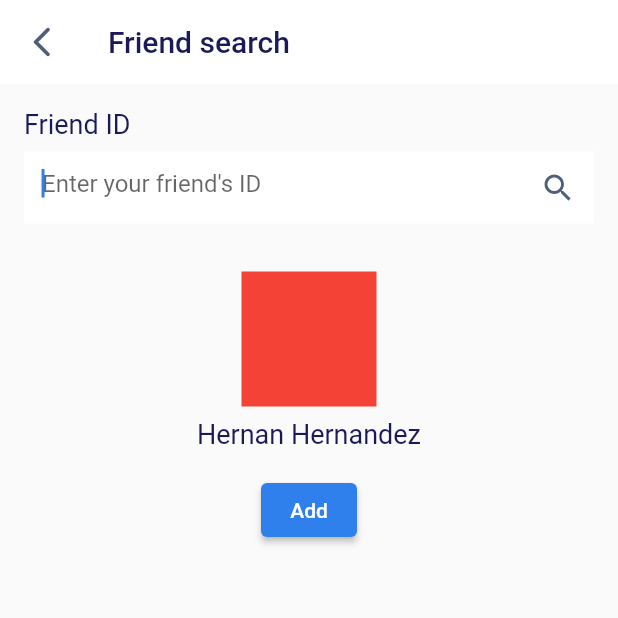
After one commit to mfshobur/chat-app, a Flutter app: the AddNewFriend screen opened directly, on a phone screen of 412 x 824 dp, the top half of it. The commit adds this screen. Run offline on Flutter 3.47's test engine with Material 2 defaults, Android fonts, the phone set to English and light mode, and no system bars; our stand-ins replace firebase_core; accounts and stored records are empty.

Commit message:
add page to add new friend

```diff
--- /dev/null
+++ b/lib/features/chat_app/presentation/pages/add_new_friend_page.dart
@@ -0,0 +1,136 @@
+import 'package:chat_app/core/theme/theme.dart';
+import 'package:flutter/material.dart';
+
+class AddNewFriend extends StatefulWidget {
+  const AddNewFriend({super.key});
+
+  @override
+  State<AddNewFriend> createState() => _AddNewFriendState();
+}
+
+class _AddNewFriendState extends State<AddNewFriend> {
+  late TextEditingController idController;
+
+  @override
+  void initState() {
+    idController = TextEditingController();
+    super.initState();
+  }
+
+  @override
+  void dispose() {
+    idController.dispose();
+    super.dispose();
+  }
+
+  @override
+  Widget build(BuildContext context) {
+    final color = Theme.of(context).colorScheme;
+    return Scaffold(
+      appBar: AppBar(
+        elevation: 0,
+        backgroundColor: color.background,
+        leading: IconButton(
+          color: textSecondary,
+          onPressed: () {
+            Navigator.pop(context);
+          },
+          icon: const Icon(
+            Icons.arrow_back_ios_new_rounded,
+          ),
+        ),
+        title: Text(
+          'Friend search',
+          style: TextStyle(color: color.onBackground),
+        ),
+      ),
+      body: SafeArea(
+        child: Padding(
+          padding: const EdgeInsets.all(16.0),
+          child: Column(
+            crossAxisAlignment: CrossAxisAlignment.start,
+            children: [
+              Text(
+                'Friend ID',
+                style: TextStyle(
+                  color: textPrimary,
+                  fontSize: 18,
+                ),
+              ),
+              const SizedBox(
+                height: 8,
+              ),
+              TextFormField(
+                controller: idController,
+                onChanged: (value) {
+                  setState(() {});
+                },
+                decoration: InputDecoration(
+                  border: InputBorder.none,
+                  fillColor: color.background,
+                  filled: true,
+                  hintText: 'Enter your friend\'s ID',
+                  suffixIcon: Row(
+                    mainAxisAlignment: MainAxisAlignment.end,
+                    mainAxisSize: MainAxisSize.min,
+                    children: [
+                      idController.text.isNotEmpty
+                          ? IconButton(
+                              color: textSecondary,
+                              splashColor: Colors.transparent,
+                              onPressed: () {
+                                setState(() {
+                                  idController.text = '';
+                                });
+                              },
+                              icon: Icon(Icons.cancel),
+                            )
+                          : const SizedBox(),
+                      IconButton(
+                        color: textSecondary,
+                        splashColor: Colors.transparent,
+                        onPressed: () {},
+                        icon: Icon(Icons.search),
+                      ),
+                    ],
+                  ),
+                ),
+                autofocus: true,
+              ),
+              const SizedBox(
+                height: 32,
+              ),
+              Align(
+                alignment: Alignment.center,
+                child: Column(
+                  crossAxisAlignment: CrossAxisAlignment.center,
+                  children: [
+                    Container(
+                      height: 90,
+                      width: 90,
+                      color: Colors.red,
+                    ),
+                    const SizedBox(
+                      height: 8,
+                    ),
+                    Text(
+                      'Hernan Hernandez',
+                      style: TextStyle(color: textPrimary, fontSize: 18),
+                    ),
+                    const SizedBox(
+                      height: 16,
+                    ),
+                    ElevatedButton(
+                      onPressed: () {},
+                      child: Text('Add'),
+                    ),
+                  ],
+                ),
+              ),
+            ],
+          ),
+        ),
+      ),
+    );
+  }
+}
--- a/lib/features/chat_app/presentation/pages/home_screen.dart
+++ b/lib/features/chat_app/presentation/pages/home_screen.dart
@@ -1,3 +1,4 @@
+import 'package:chat_app/features/chat_app/presentation/pages/add_new_friend_page.dart';
 import 'package:flutter/material.dart';
 
 import '../widgets/chat_tile.dart';
@@ -12,7 +13,25 @@ class HomeScreen extends StatefulWidget {
 class _HomeScreenState extends State<HomeScreen> {
   @override
   Widget build(BuildContext context) {
+    final color = Theme.of(context).colorScheme;
     return Scaffold(
+      floatingActionButton: FloatingActionButton(
+        backgroundColor: color.primary,
+        child: Image.asset(
+          'assets/images/chat-icon.png',
+          color: color.onPrimary,
+          width: 40,
+          height: 40,
+        ),
+        onPressed: () {
+          Navigator.push(
+            context,
+            MaterialPageRoute(
+              builder: (context) => const AddNewFriend(),
+            ),
+          );
+        },
+      ),
       body: SafeArea(
         child: ListView(
           children: const [
```
